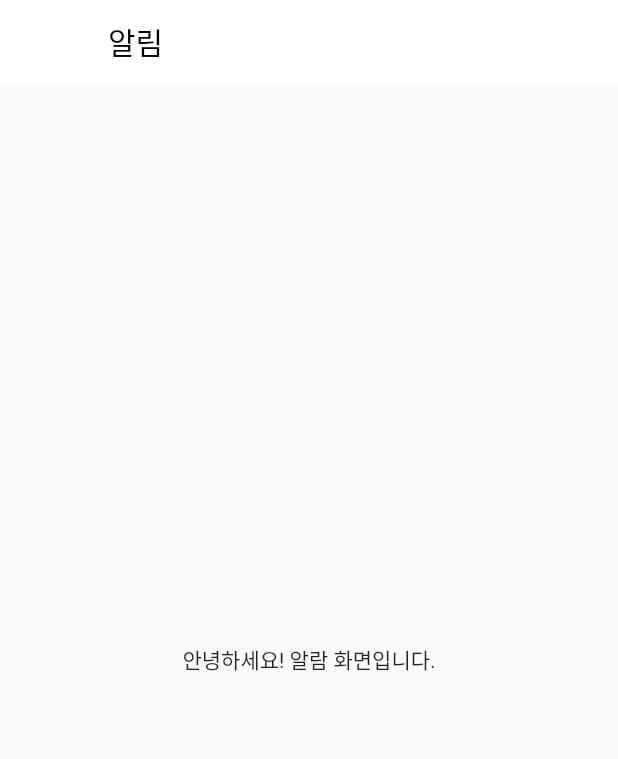
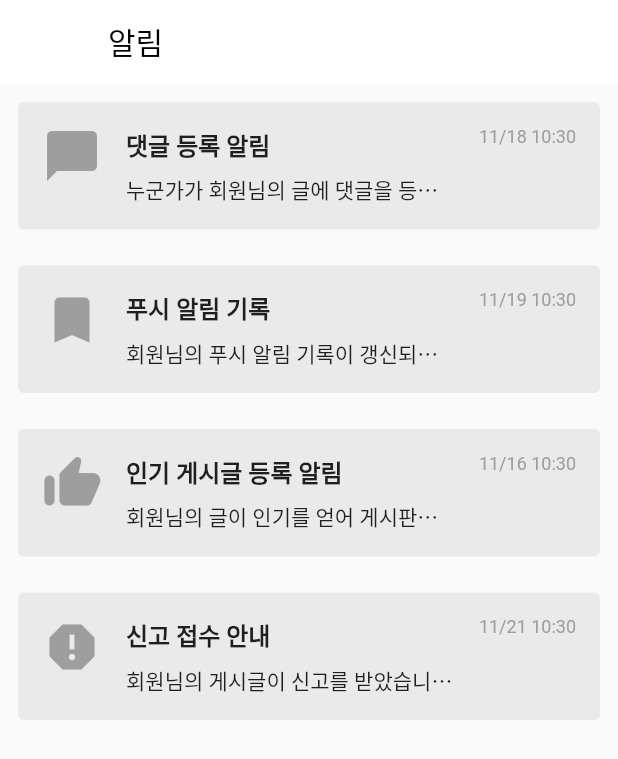
Before and after one commit to kimnerd625/ddasigae_flutter, a Flutter app: the NotificationScreen screen opened directly, on a phone screen of 412 x 824 dp. Shown: the top 759 px of the screen. Run offline on Flutter 3.47's test engine with Material 2 defaults, Android fonts, the phone set to English and light mode, and no system bars.

Commit message:
style: 알림 UI 구현
style: 알림 UI 구현

```diff
--- a/lib/screens/notification_screen.dart
+++ b/lib/screens/notification_screen.dart
@@ -1,7 +1,9 @@
 import 'package:flutter/material.dart';
+import 'package:intl/intl.dart';
 
 class NotificationScreen extends StatelessWidget {
-  const NotificationScreen({super.key});
+  const NotificationScreen({Key? key}) : super(key: key);
+
   @override
   Widget build(BuildContext context) {
     return Scaffold(
@@ -10,8 +12,141 @@ class NotificationScreen extends StatelessWidget {
         backgroundColor: Colors.white,
         elevation: 0,
       ),
-      body: const Center(
-        child: Text('안녕하세요! 알람 화면입니다.'),
+      body: const NotificationList(),
+    );
+  }
+}
+
+class NotificationList extends StatelessWidget {
+  const NotificationList({super.key});
+
+  @override
+  Widget build(BuildContext context) {
+    // 가상의 알림 데이터 목록
+    List<NotificationData> notifications = [
+      NotificationData(
+        type: NotificationType.comment,
+        title: '댓글 등록 알림',
+        content: '누군가가 회원님의 글에 댓글을 등록했습니다.',
+        date: DateTime.now(),
+      ),
+      NotificationData(
+        type: NotificationType.push,
+        title: '푸시 알림 기록',
+        content: '회원님의 푸시 알림 기록이 갱신되었습니다.',
+        date: DateTime.now().add(const Duration(days: 1)),
+      ),
+      NotificationData(
+        type: NotificationType.popularPost,
+        title: '인기 게시글 등록 알림',
+        content: '회원님의 글이 인기를 얻어 게시판에 올라갔습니다.',
+        date: DateTime.now().subtract(const Duration(days: 2)),
+      ),
+      NotificationData(
+        type: NotificationType.report,
+        title: '신고 접수 안내',
+        content: '회원님의 게시글이 신고를 받았습니다. 자세한 내용은 확인하세요.',
+        date: DateTime.now().add(const Duration(days: 3)),
+      ),
+      // ... 추가적인 알림 데이터
+    ];
+
+    return ListView.builder(
+      itemCount: notifications.length,
+      itemBuilder: (context, index) {
+        return NotificationCard(data: notifications[index]);
+      },
+    );
+  }
+}
+
+// 알림 유형을 나타내는 열거형
+enum NotificationType {
+  comment,
+  push,
+  popularPost,
+  report,
+  // ... 추가적인 알림 유형
+}
+
+// 알림 데이터 클래스
+class NotificationData {
+  final NotificationType type;
+  final String title;
+  final String content;
+  final DateTime date;
+
+  NotificationData({
+    required this.type,
+    required this.title,
+    required this.content,
+    required this.date,
+  });
+}
+
+class NotificationCard extends StatelessWidget {
+  final NotificationData data;
+
+  const NotificationCard({Key? key, required this.data}) : super(key: key);
+
+  @override
+  Widget build(BuildContext context) {
+    IconData iconData;
+    switch (data.type) {
+      case NotificationType.comment:
+        iconData = Icons.chat_bubble;
+        break;
+      case NotificationType.push:
+        iconData = Icons.bookmark;
+        break;
+      case NotificationType.popularPost:
+        iconData = Icons.thumb_up_alt_rounded;
+        break;
+      case NotificationType.report:
+        iconData = Icons.report;
+        break;
+    }
+
+    return Card(
+      elevation: 0.0,
+      margin: const EdgeInsets.all(12.0),
+      color: const Color.fromARGB(255, 234, 234, 234),
+      child: Padding(
+        padding: const EdgeInsets.all(16.0),
+        child: Row(
+          crossAxisAlignment: CrossAxisAlignment.start,
+          children: [
+            // 왼쪽 아이콘
+            Icon(iconData, size: 40.0, color: Colors.grey),
+            const SizedBox(width: 16.0),
+            // 중앙 컬럼 (제목, 내용)
+            Expanded(
+              child: Column(
+                crossAxisAlignment: CrossAxisAlignment.start,
+                children: [
+                  Text(
+                    data.title,
+                    style: const TextStyle(
+                        fontSize: 16.0, fontWeight: FontWeight.bold),
+                  ),
+                  const SizedBox(height: 8.0),
+                  Text(
+                    data.content,
+                    overflow: TextOverflow.ellipsis,
+                    maxLines: 1,
+                    style: const TextStyle(fontSize: 14.0),
+                  ),
+                ],
+              ),
+            ),
+            const SizedBox(width: 16.0),
+            // 오른쪽 상단 날짜
+            Text(
+              DateFormat('MM/dd HH:mm').format(data.date),
+              style: const TextStyle(fontSize: 12.0, color: Colors.grey),
+            ),
+          ],
+        ),
       ),
     );
   }
--- a/pubspec.yaml
+++ b/pubspec.yaml
@@ -34,6 +34,7 @@ dependencies:
   # The following adds the Cupertino Icons font to your application.
   # Use with the CupertinoIcons class for iOS style icons.
   cupertino_icons: ^1.0.2
+  intl: ^0.18.1
 
 dev_dependencies:
   flutter_test:
```
Also changed, not shown: pubspec.lock.
